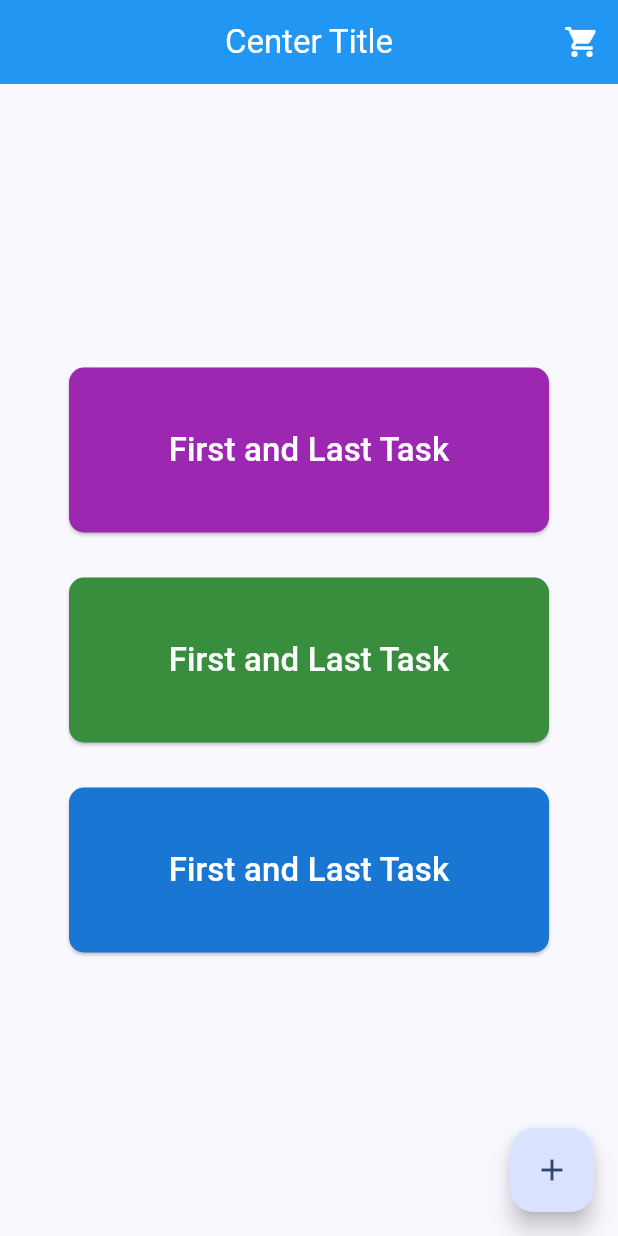
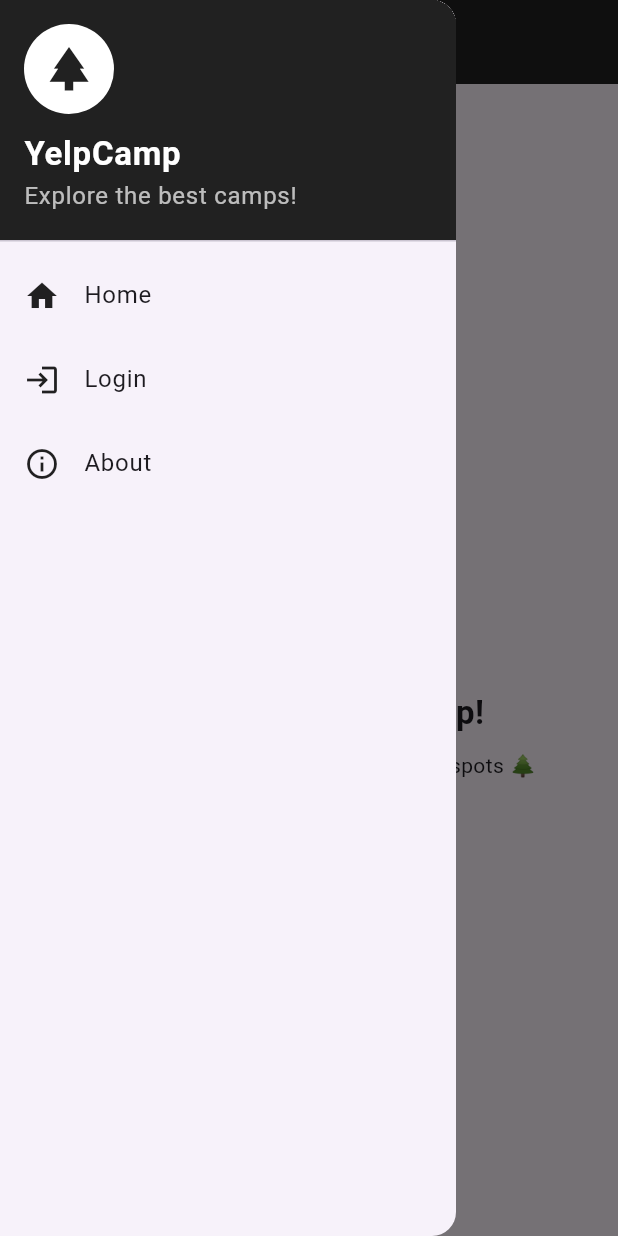
Before and after one commit to iim7mdk/Flutter, a Flutter app: the screen it shows after launch, with the side drawer open (before the commit the screen has no drawer), on a phone screen of 412 x 824 dp. Run offline on Flutter 3.47's test engine with Material 3 defaults, Android fonts, the phone set to English and light mode, and no system bars.

Commit message:
YelpCamp branch

```diff
--- a/lib/main.dart
+++ b/lib/main.dart
@@ -10,139 +10,119 @@ class MyApp extends StatelessWidget {
   @override
   Widget build(BuildContext context) {
     return MaterialApp(
+      title: 'YelpCamp',
       debugShowCheckedModeBanner: false,
-      title: 'Flutter Demo',
-      theme: ThemeData(
-
-        colorScheme: ColorScheme.fromSeed(seedColor: Colors.blue.shade900),
-      ),
-      home: const MyHomePage(title: 'Center Title'),
+      home: const MyHomePage(),
     );
   }
 }
 
-class MyHomePage extends StatefulWidget {
-  const MyHomePage({super.key, required this.title});
-
-
-
-  final String title;
-
-  @override
-  State<MyHomePage> createState() => _MyHomePageState();
-}
-
-class _MyHomePageState extends State<MyHomePage> {
-  int _counter = 0;
-
-  void _incrementCounter() {
-    setState(() {
-
-      _counter++;
-    });
-  }
+class MyHomePage extends StatelessWidget {
+  const MyHomePage({super.key});
 
   @override
   Widget build(BuildContext context) {
     return Scaffold(
-      appBar: AppBar(
-        centerTitle: true,
-        title: Text(
-            widget.title,
-          style: TextStyle(color: Colors.white),
-        ),
-        backgroundColor: Colors.blue,
-
-
-        actions: [
-          IconButton(
-            icon: Icon(
-              Icons.shopping_cart ,
-              color: Colors.white,),
-            onPressed: () {
-              print('بحث');
-            },
-          ),
-        ],
-
-      ),
-      body: Center(
-
-        child: Column(
-
-          mainAxisAlignment: MainAxisAlignment.center,
-          children: <Widget>[
-            // const Text('You have pushed the button this many times:'),
-            // Text(
-            //   '$_counter',
-            //   style: Theme.of(context).textTheme.headlineMedium,
-            // ),
-            ElevatedButton(
-              onPressed: () {
-                print('Button pressed!');
-              },
-              style: ElevatedButton.styleFrom(
-                backgroundColor: Colors.purple,
-                shape: RoundedRectangleBorder(
-                  borderRadius: BorderRadius.circular(10),
-                ),
-                foregroundColor: Colors.white,
-                minimumSize: Size(320, 110),
-                padding: EdgeInsets.symmetric(horizontal: 20, vertical: 15),
+      drawer: Drawer( // القائمة الجانبية
+        child: ListView(
+          padding: EdgeInsets.zero,
+          children: [
+            DrawerHeader(
+              decoration: BoxDecoration(
+                color: Colors.grey[900],
               ),
-              child: Text('First and Last Task',
-                style: TextStyle(
-                  color: Colors.white,
-                  fontSize: 22,
-                ),
+              child: Column(
+                crossAxisAlignment: CrossAxisAlignment.start,
+                children: [
+                  CircleAvatar(
+                    radius: 30,
+                    backgroundColor: Colors.white,
+                    child: Icon(Icons.park, color: Colors.grey[900], size: 35),
+                  ),
+                  const SizedBox(height: 10),
+                  const Text(
+                    'YelpCamp',
+                    style: TextStyle(
+                      color: Colors.white,
+                      fontSize: 22,
+                      fontWeight: FontWeight.bold,
+                    ),
+                  ),
+                  const Text(
+                    'Explore the best camps!',
+                    style: TextStyle(color: Colors.white70),
+                  ),
+                ],
               ),
             ),
-            const SizedBox(height: 30),
-            ElevatedButton(
-              onPressed: () {
-                print('Button pressed!');
+            ListTile(
+              leading: const Icon(Icons.home, color: Colors.black87),
+              title: const Text('Home'),
+              onTap: () {
+                Navigator.pop(context);
+                ScaffoldMessenger.of(context).showSnackBar(
+                  const SnackBar(content: Text('Welcome Home!')),
+                );
               },
-              style: ElevatedButton.styleFrom(
-                backgroundColor: Colors.green.shade700,
-                shape: RoundedRectangleBorder(
-                  borderRadius: BorderRadius.circular(10),
-                ),
-                foregroundColor: Colors.white,
-                minimumSize: Size(320, 110),
-                padding: EdgeInsets.symmetric(horizontal: 20, vertical: 15),
-              ),
-              child: Text('First and Last Task',
-                style: TextStyle(
-                  color: Colors.white,
-                  fontSize: 22,
-                ),
-              ),            ),const SizedBox(height: 30),
-            ElevatedButton(
-              onPressed: () {
-                print('Button pressed!');
+            ),
+            ListTile(
+              leading: const Icon(Icons.login, color: Colors.black87),
+              title: const Text('Login'),
+              onTap: () {
+                Navigator.pop(context);
+                ScaffoldMessenger.of(context).showSnackBar(
+                  const SnackBar(content: Text('Login clicked')),
+                );
               },
-              style: ElevatedButton.styleFrom(
-                backgroundColor: Colors.blue.shade700,
-                shape: RoundedRectangleBorder(
-                  borderRadius: BorderRadius.circular(10),
-                ),
-                foregroundColor: Colors.white,
-                minimumSize: Size(320, 110),
-                padding: EdgeInsets.symmetric(horizontal: 20, vertical: 15),
-              ),
-              child: Text('First and Last Task',
-                style: TextStyle(
-                  color: Colors.white,
-                  fontSize: 22,
-                ),
-              ),            ),
+            ),
+            ListTile(
+              leading: const Icon(Icons.info_outline, color: Colors.black87),
+              title: const Text('About'),
+              onTap: () {
+                Navigator.pop(context);
+                showDialog(
+                  context: context,
+                  builder: (_) => AlertDialog(
+                    title: const Text('About YelpCamp'),
+                    content: const Text(
+                        'YelpCamp helps you find and share the best camping sites around you.'),
+                    actions: [
+                      TextButton(
+                        child: const Text('Close'),
+                        onPressed: () => Navigator.pop(context),
+                      ),
+                    ],
+                  ),
+                );
+              },
+            ),
           ],
         ),
       ),
-      floatingActionButton: FloatingActionButton(
-        onPressed: _incrementCounter,
-        tooltip: 'Increment',
-        child: const Icon(Icons.add),
+
+      appBar: AppBar(
+        centerTitle: true,
+        title: const Text(
+          'YelpCamp',
+          style: TextStyle(color: Colors.white),
+        ),
+        backgroundColor: Colors.grey[900],
+      ),
+
+      body: Center(
+        child: Column(
+          mainAxisAlignment: MainAxisAlignment.center,
+          children: const [
+            Icon(Icons.landscape, size: 80, color: Colors.green),
+            SizedBox(height: 20),
+            Text(
+              'Welcome to YelpCamp!',
+              style: TextStyle(fontSize: 22, fontWeight: FontWeight.bold),
+            ),
+            SizedBox(height: 10),
+            Text('Discover and share amazing camping spots 🌲'),
+          ],
+        ),
       ),
     );
   }
```
